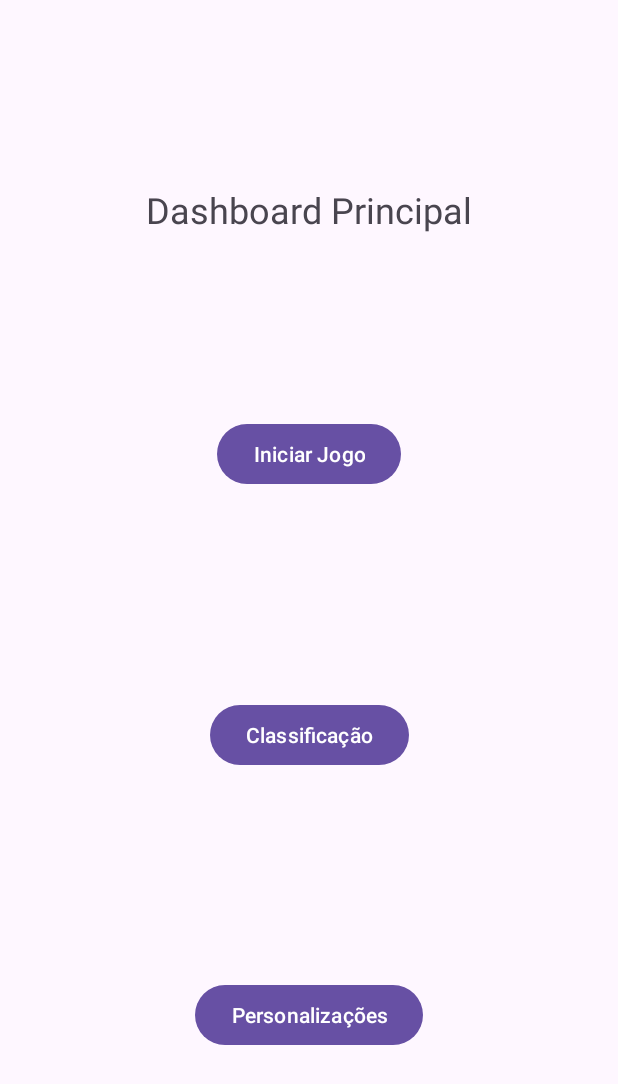
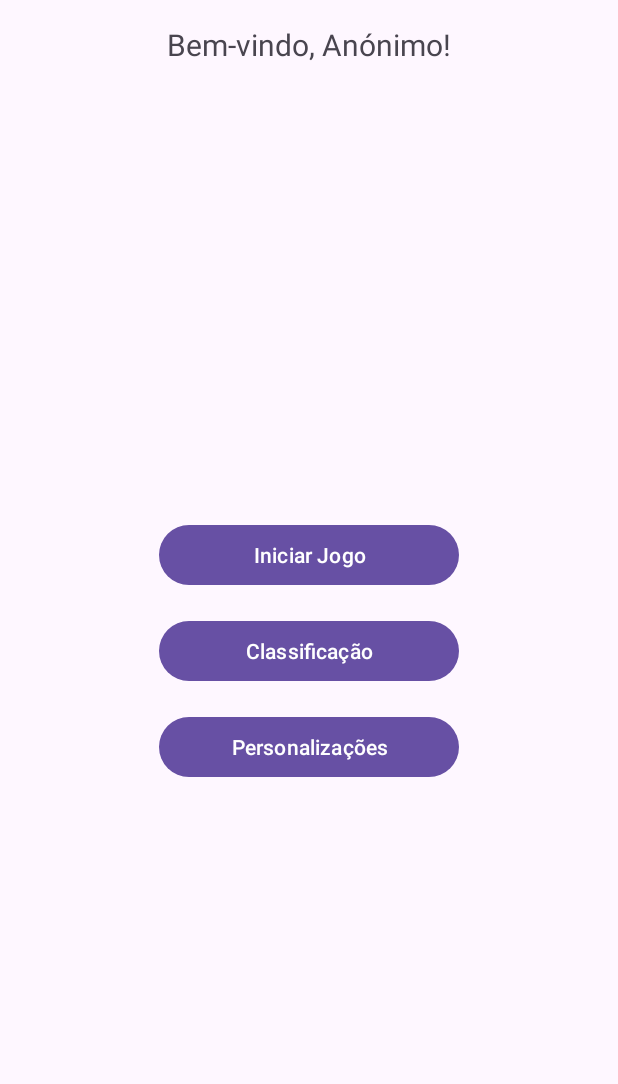
Before and after one commit to PanDisney/GRUPO-TAES-2025, an Android app: the screen it shows after launch (DashboardActivity), after a tap on "Jogar Anónimo", on a phone screen of 412 x 824 dp. Shown: the top 1084 px of the screen. Run offline under Robolectric (Android 15) with nearby library versions, the phone set to English and light mode, and no system bars.

Commit message:
US 01, US 05, US 06 - COMPLETED

```diff
--- a/code/BiscaTAES/app/src/main/java/com/example/biscataes/DashboardActivity.kt
+++ b/code/BiscaTAES/app/src/main/java/com/example/biscataes/DashboardActivity.kt
@@ -1,39 +1,110 @@
 package com.example.biscataes
 
 import android.os.Bundle
-import androidx.activity.enableEdgeToEdge
 import androidx.appcompat.app.AppCompatActivity
-import androidx.core.view.ViewCompat
-import androidx.core.view.WindowInsetsCompat
 import android.widget.Button
 import android.content.Intent
+import android.view.View
+import android.widget.ImageView
 import android.widget.TextView
+import android.widget.Toast
+
+import androidx.activity.result.contract.ActivityResultContracts
 
 class DashboardActivity : AppCompatActivity() {
+
+    companion object {
+        private const val MOCK_ENTRY_FEE = 50 // Define a mock entry fee
+        private var mockCoins = 100 // Mock user's coin balance, now static
+    }
+
+    private lateinit var startGameButton: Button
+    private lateinit var rankingButton: Button
+    private lateinit var customizationButton: Button
+    private lateinit var buyCoinsButton: Button
+    private lateinit var welcomeText: TextView
+    private lateinit var avatarImageView: ImageView
+    private lateinit var coinsBalanceText: TextView
+
+    private val gameLauncher = registerForActivityResult(ActivityResultContracts.StartActivityForResult()) { result ->
+        if (result.resultCode == RESULT_OK) {
+            // Game finished, update coins with the final balance from GameActivity
+            mockCoins = result.data?.getIntExtra("FINAL_COINS", mockCoins) ?: mockCoins
+            updateCoinDisplayAndButtonState()
+            Toast.makeText(this, "Bem-vindo de volta! Saldo atual: $mockCoins moedas.", Toast.LENGTH_LONG).show()
+        }
+    }
+
     override fun onCreate(savedInstanceState: Bundle?) {
         super.onCreate(savedInstanceState)
         setContentView(R.layout.activity_dashboard)
 
-        val startGameButton = findViewById<Button>(R.id.buttonStartGame)
+        startGameButton = findViewById(R.id.buttonStartGame)
+        rankingButton = findViewById(R.id.buttonRanking)
+        customizationButton = findViewById(R.id.buttonCustomization)
+        buyCoinsButton = findViewById(R.id.buttonBuyCoins)
+        welcomeText = findViewById(R.id.welcomeText)
+        avatarImageView = findViewById(R.id.avatarImageView)
+        coinsBalanceText = findViewById(R.id.coinsBalanceText)
+
+        // Verificar se há dados de utilizador
+        val userName = intent.getStringExtra("USER_NAME")
+
+        if (userName != null) {
+            // Utilizador autenticado
+            welcomeText.text = "Bem-vindo, $userName!"
+            avatarImageView.visibility = View.VISIBLE
+            avatarImageView.setImageResource(R.drawable.my_avatar)
+            coinsBalanceText.visibility = View.VISIBLE
+            buyCoinsButton.visibility = View.VISIBLE
+            updateCoinDisplayAndButtonState() // Initial update
+        } else {
+            // Utilizador anónimo
+            welcomeText.text = "Bem-vindo, Anónimo!"
+            avatarImageView.visibility = View.GONE
+            coinsBalanceText.visibility = View.GONE
+            buyCoinsButton.visibility = View.GONE
+        }
 
         startGameButton.setOnClickListener {
-            // 3. Criar a Intenção para ir para o GameActivity
             val intent = Intent(this, GameActivity::class.java)
-
-            // 4. Iniciar a nova activity
-            startActivity(intent)
+            if (userName != null) {
+                if (mockCoins >= MOCK_ENTRY_FEE) {
+                    intent.putExtra("CURRENT_COINS", mockCoins)
+                    intent.putExtra("ENTRY_FEE", MOCK_ENTRY_FEE)
+                    gameLauncher.launch(intent)
+                } else {
+                    Toast.makeText(this, "Saldo insuficiente para iniciar o jogo! Necessita de $MOCK_ENTRY_FEE moedas.", Toast.LENGTH_LONG).show()
+                }
+            } else {
+                startActivity(intent)
+            }
         }
 
-        val rankingButton = findViewById<Button>(R.id.buttonRanking)
         rankingButton.setOnClickListener {
             val intent = Intent(this, RankingActivity::class.java)
             startActivity(intent)
         }
 
-        val customizationButton = findViewById<Button>(R.id.buttonCustomization)
         customizationButton.setOnClickListener {
             val intent = Intent(this, CustomizationActivity::class.java)
             startActivity(intent)
         }
+
+        buyCoinsButton.setOnClickListener {
+            // Ação para comprar moedas (ex: abrir um novo ecrã ou mostrar um diálogo)
+            Toast.makeText(this, "Aqui abriria o ecrã de compra de moedas!", Toast.LENGTH_SHORT).show()
+        }
+    }
+
+    private fun updateCoinDisplayAndButtonState() {
+        coinsBalanceText.visibility = View.VISIBLE
+        coinsBalanceText.text = "Moedas: $mockCoins"
+
+        if (mockCoins < MOCK_ENTRY_FEE) {
+            startGameButton.isEnabled = false
+        } else {
+            startGameButton.isEnabled = true
+        }
     }
 }
--- a/code/BiscaTAES/app/src/main/java/com/example/biscataes/LoginActivity.kt
+++ b/code/BiscaTAES/app/src/main/java/com/example/biscataes/LoginActivity.kt
@@ -48,7 +48,7 @@ class LoginActivity : AppCompatActivity() {
         Toast.makeText(this, "A autenticar...", Toast.LENGTH_SHORT).show()
 
         // Fingir que recebemos dados do servidor
-        val fakeUserName = "Utilizador de Teste"
+        val fakeUserName = "Paquito"
 
         Toast.makeText(this, "Bem-vindo, $fakeUserName!", Toast.LENGTH_LONG).show()
 
--- a/code/BiscaTAES/app/src/main/res/layout/activity_dashboard.xml
+++ b/code/BiscaTAES/app/src/main/res/layout/activity_dashboard.xml
@@ -7,47 +7,84 @@
     android:layout_height="match_parent"
     tools:context=".DashboardActivity">
 
+    <ImageView
+        android:id="@+id/avatarImageView"
+        android:layout_width="120dp"
+        android:layout_height="120dp"
+        android:layout_marginTop="32dp"
+        android:visibility="gone"
+        app:layout_constraintEnd_toEndOf="parent"
+        app:layout_constraintStart_toStartOf="parent"
+        app:layout_constraintTop_toTopOf="parent"
+        tools:srcCompat="@drawable/ic_launcher_foreground" />
+
     <TextView
-        android:id="@+id/textView"
+        android:id="@+id/welcomeText"
         android:layout_width="wrap_content"
         android:layout_height="wrap_content"
+        android:layout_marginTop="16dp"
         android:text="Dashboard Principal"
-        android:textSize="24sp"
-        app:layout_constraintTop_toTopOf="parent"
-        app:layout_constraintBottom_toTopOf="@id/buttonStartGame"
+        android:textAlignment="center"
+        android:textSize="20sp"
+        app:layout_constraintEnd_toEndOf="parent"
         app:layout_constraintStart_toStartOf="parent"
-        app:layout_constraintEnd_toEndOf="parent" />
+        app:layout_constraintTop_toBottomOf="@id/avatarImageView" />
+
+    <TextView
+        android:id="@+id/coinsBalanceText"
+        android:layout_width="wrap_content"
+        android:layout_height="wrap_content"
+        android:layout_marginTop="8dp"
+        android:text="Moedas: 100"
+        android:textSize="16sp"
+        android:visibility="gone"
+        app:layout_constraintEnd_toEndOf="parent"
+        app:layout_constraintStart_toStartOf="parent"
+        app:layout_constraintTop_toBottomOf="@id/welcomeText" />
 
     <Button
         android:id="@+id/buttonStartGame"
-        android:layout_width="wrap_content"
+        android:layout_width="200dp"
         android:layout_height="wrap_content"
         android:text="Iniciar Jogo"
-        app:layout_constraintTop_toBottomOf="@id/textView"
-        app:layout_constraintBottom_toTopOf="@id/buttonRanking"
+        app:layout_constraintBottom_toTopOf="@+id/buttonRanking"
+        app:layout_constraintEnd_toEndOf="parent"
         app:layout_constraintStart_toStartOf="parent"
-        app:layout_constraintEnd_toEndOf="parent" />
+        app:layout_constraintTop_toBottomOf="@+id/coinsBalanceText"
+        app:layout_constraintVertical_chainStyle="packed" />
 
     <Button
         android:id="@+id/buttonRanking"
-        android:layout_width="wrap_content"
+        android:layout_width="200dp"
         android:layout_height="wrap_content"
         android:layout_marginTop="16dp"
         android:text="Classificação"
-        app:layout_constraintTop_toBottomOf="@id/buttonStartGame"
-        app:layout_constraintBottom_toTopOf="@id/buttonCustomization"
+        app:layout_constraintBottom_toTopOf="@+id/buttonCustomization"
+        app:layout_constraintEnd_toEndOf="parent"
         app:layout_constraintStart_toStartOf="parent"
-        app:layout_constraintEnd_toEndOf="parent" />
+        app:layout_constraintTop_toBottomOf="@+id/buttonStartGame" />
 
     <Button
         android:id="@+id/buttonCustomization"
-        android:layout_width="wrap_content"
+        android:layout_width="200dp"
         android:layout_height="wrap_content"
         android:layout_marginTop="16dp"
         android:text="Personalizações"
-        app:layout_constraintTop_toBottomOf="@id/buttonRanking"
+        app:layout_constraintBottom_toTopOf="@+id/buttonBuyCoins"
+        app:layout_constraintEnd_toEndOf="parent"
+        app:layout_constraintStart_toStartOf="parent"
+        app:layout_constraintTop_toBottomOf="@+id/buttonRanking" />
+
+    <Button
+        android:id="@+id/buttonBuyCoins"
+        android:layout_width="200dp"
+        android:layout_height="wrap_content"
+        android:layout_marginTop="16dp"
+        android:text="Comprar Moedas"
+        android:visibility="gone"
         app:layout_constraintBottom_toBottomOf="parent"
+        app:layout_constraintEnd_toEndOf="parent"
         app:layout_constraintStart_toStartOf="parent"
-        app:layout_constraintEnd_toEndOf="parent" />
+        app:layout_constraintTop_toBottomOf="@+id/buttonCustomization" />
 
 </androidx.constraintlayout.widget.ConstraintLayout>
```
Also changed, not shown: code/BiscaTAES/app/src/main/java/com/example/biscataes/GameActivity.kt (+21 -0 lines), code/BiscaTAES/app/src/main/res/layout/activity_main.xml (+9 -7 lines), code/BiscaTAES/app/src/main/res/drawable/my_avatar.jpg (added).
